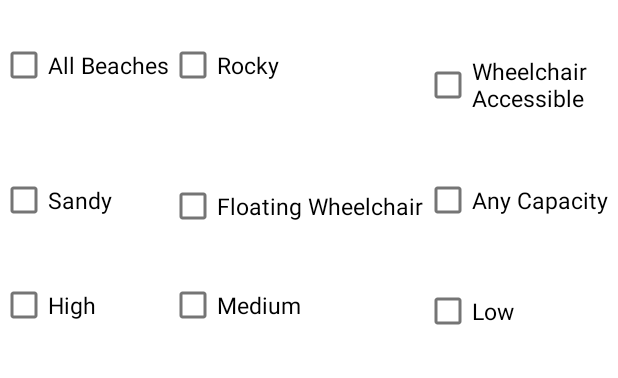
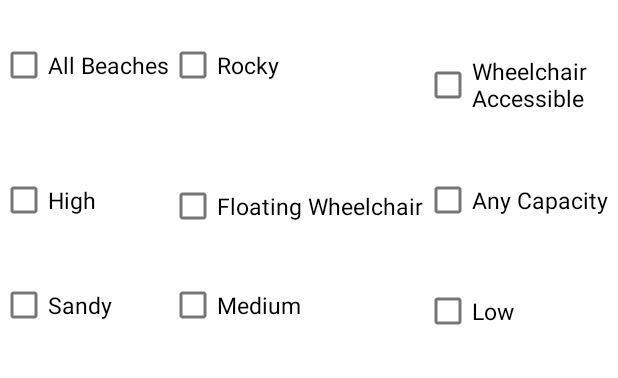
Before and after one commit to codemandias/bluenoserApp, an Android app: the screen it shows after launch (MainActivity), on a phone screen of 412 x 824 dp, the part 84-462 px from its top. Run offline under Robolectric (Android 15) with nearby library versions, the phone set to English and light mode, and no system bars; our stand-ins replace Firebase (no records; nobody signed in at launch, a user with empty details on screens opened directly); Roboto replaces fonts that are not available here.

Commit message:
Fixed any Beach checkbox bug

```diff
--- a/app/src/main/java/com/example/beachbluenoser/MainActivity.java
+++ b/app/src/main/java/com/example/beachbluenoser/MainActivity.java
@@ -126,10 +126,11 @@ public class MainActivity extends AppCompatActivity {
             public void onCheckedChanged(CompoundButton compoundButton, boolean b) {
 
                 if(b) {
-                    filterBeachItem = "All Beaches";
+                    filterBeachItem="";
                 }
                 else{
-                    filterBeachItem="";
+
+                    filterBeachItem = "All Beaches";
                 }
                 getDataFromDbAndShowOnUI();
             }
--- a/app/src/main/res/layout/activity_main.xml
+++ b/app/src/main/res/layout/activity_main.xml
@@ -62,14 +62,21 @@
 
     <GridLayout
         android:id="@+id/linearLayout2"
-        android:layout_width="505dp"
-        android:layout_height="234dp"
+        android:layout_width="495dp"
+        android:layout_height="255dp"
         android:layout_marginTop="8dp"
         android:orientation="horizontal"
         app:layout_constraintEnd_toEndOf="parent"
         app:layout_constraintHorizontal_bias="0.0"
         app:layout_constraintStart_toStartOf="parent"
         app:layout_constraintTop_toBottomOf="@+id/toolbar">
+
+
+
+
+
+
+
 
         <!--new Code Tanatswa-->
 
@@ -106,7 +113,7 @@
             android:id="@+id/Sandy"
             android:layout_width="97dp"
             android:layout_height="60dp"
-            android:layout_row="1"
+            android:layout_row="2"
             android:layout_column="0"
             android:layout_marginTop="@dimen/cardview_compat_inset_shadow"
             android:text="Sandy"
@@ -147,7 +154,7 @@
             android:id="@+id/HighCapcity"
             android:layout_width="98dp"
             android:layout_height="wrap_content"
-            android:layout_row="2"
+            android:layout_row="1"
             android:layout_column="0"
             android:layout_marginTop="@dimen/cardview_compat_inset_shadow"
             android:text="High"
```
